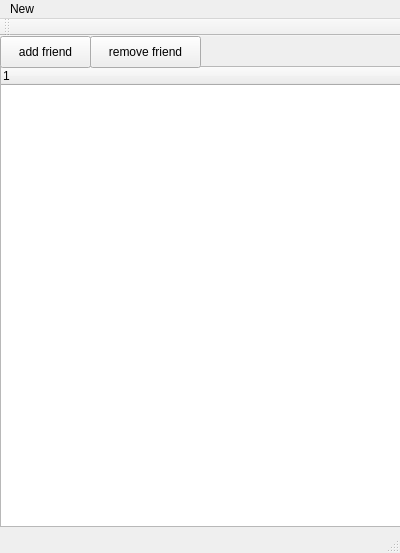
Old version of the form mainwindow.ui in the repository jeremyko/nodeChatClient.
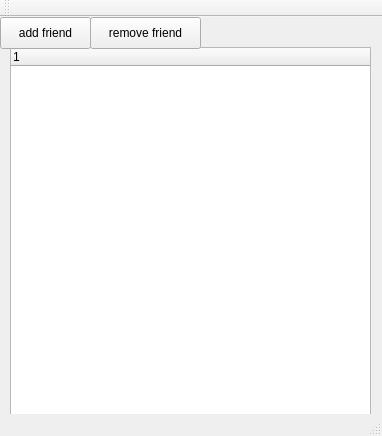
New version of the form.

What changed in the file:
```diff
--- a/mainwindow.ui
+++ b/mainwindow.ui
@@ -6,8 +6,8 @@
    <rect>
     <x>0</x>
     <y>0</y>
-    <width>400</width>
-    <height>553</height>
+    <width>382</width>
+    <height>436</height>
    </rect>
   </property>
   <property name="sizePolicy">
@@ -18,14 +18,14 @@
   </property>
   <property name="minimumSize">
    <size>
-    <width>400</width>
-    <height>553</height>
+    <width>382</width>
+    <height>436</height>
    </size>
   </property>
   <property name="maximumSize">
    <size>
-    <width>400</width>
-    <height>553</height>
+    <width>382</width>
+    <height>436</height>
    </size>
   </property>
   <property name="baseSize">
@@ -41,10 +41,10 @@
    <widget class="QTreeWidget" name="friendTree">
     <property name="geometry">
      <rect>
-      <x>0</x>
+      <x>10</x>
       <y>30</y>
-      <width>401</width>
-      <height>461</height>
+      <width>361</width>
+      <height>371</height>
      </rect>
     </property>
     <column>
@@ -80,23 +80,6 @@
     </property>
    </widget>
   </widget>
-  <widget class="QMenuBar" name="menuBar">
-   <property name="geometry">
-    <rect>
-     <x>0</x>
-     <y>0</y>
-     <width>400</width>
-     <height>22</height>
-    </rect>
-   </property>
-   <widget class="QMenu" name="menuNew">
-    <property name="title">
-     <string>New</string>
-    </property>
-    <addaction name="actionFriend"/>
-   </widget>
-   <addaction name="menuNew"/>
-  </widget>
   <widget class="QToolBar" name="mainToolBar">
    <attribute name="toolBarArea">
     <enum>TopToolBarArea</enum>
```
